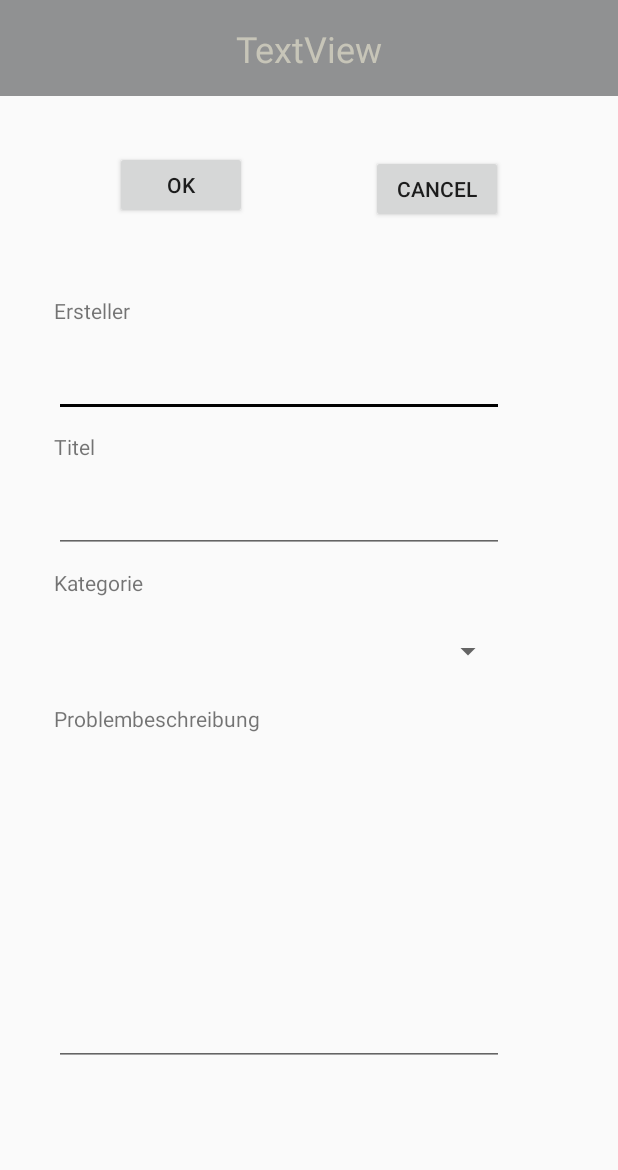
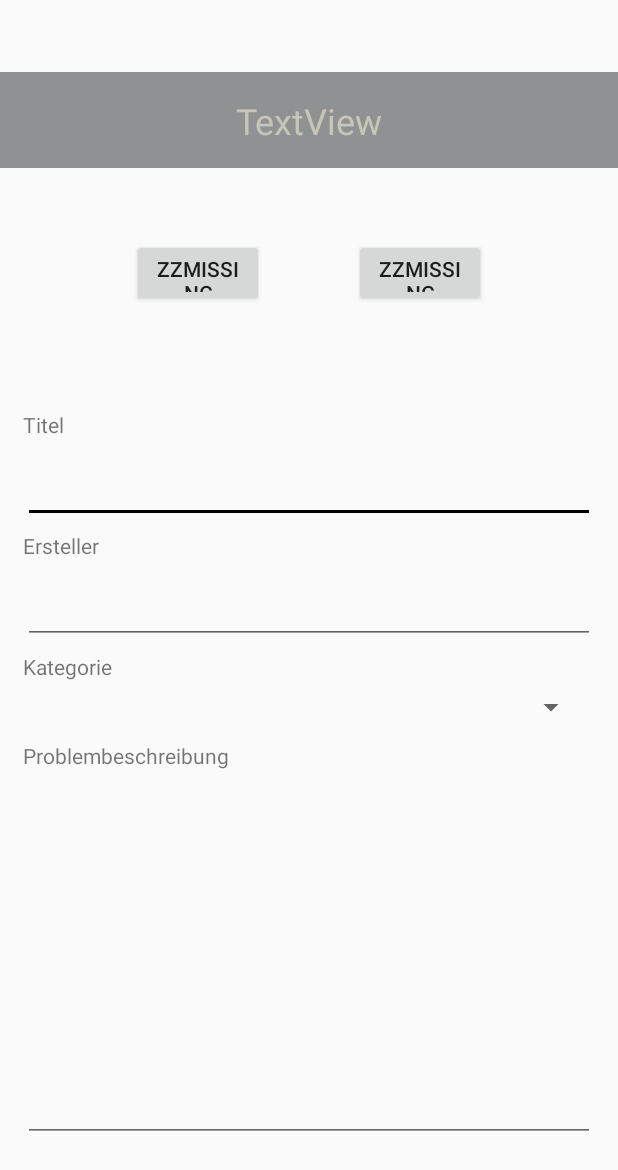
Before and after one commit to rurfy/EMI, an Android app: the layout show_ticket.xml on its own in the app's theme, with its tools: preview values and no code run, on a phone screen of 412 x 824 dp. Shown: the top 1170 px of the screen. Run offline under Robolectric (Android 15) with nearby library versions, the light colour scheme and no system bars.

Commit message:
TWEAK show_ticket Layout angepasst

```diff
--- a/app/src/main/res/layout/show_ticket.xml
+++ b/app/src/main/res/layout/show_ticket.xml
@@ -11,59 +11,55 @@
         layout="@layout/rahmen"
         android:layout_width="0dp"
         android:layout_height="wrap_content"
+        app:layout_constraintBottom_toTopOf="@id/linearLayoutButtons"
         app:layout_constraintEnd_toEndOf="parent"
         app:layout_constraintStart_toStartOf="parent"
         app:layout_constraintTop_toTopOf="parent" />
+
+    <LinearLayout
+        android:id="@+id/linearLayoutButtons"
+        android:layout_width="wrap_content"
+        android:layout_height="wrap_content"
+        android:orientation="horizontal"
+        app:layout_constraintBottom_toTopOf="@+id/scrollView"
+        app:layout_constraintEnd_toEndOf="parent"
+        app:layout_constraintStart_toStartOf="parent"
+        app:layout_constraintTop_toBottomOf="@+id/rahmen">
 
         <Button
             android:id="@+id/buttonErstellen"
             android:layout_width="wrap_content"
             android:layout_height="45dp"
-        android:layout_margin="5dp"
-        android:layout_marginStart="1dp"
-        android:layout_marginTop="5dp"
-        android:layout_marginEnd="1dp"
-        android:layout_marginBottom="5dp"
+            android:layout_marginRight="30dp"
+            android:layout_weight="1"
             android:width="45dp"
             android:height="45dp"
-        android:text="Ok"
-        app:layout_constraintBottom_toTopOf="@+id/scrollView2"
-        app:layout_constraintEnd_toStartOf="@+id/buttonAbbrechen"
-        app:layout_constraintStart_toStartOf="parent"
-        app:layout_constraintTop_toBottomOf="@+id/rahmen" />
+            android:text="@string/bestaetigenButton"
+            app:layout_constraintStart_toStartOf="parent" />
 
         <Button
             android:id="@+id/buttonAbbrechen"
             android:layout_width="wrap_content"
             android:layout_height="45dp"
-        android:layout_margin="5dp"
-        android:layout_marginStart="1dp"
-        android:layout_marginTop="5dp"
-        android:layout_marginEnd="1dp"
-        android:layout_marginBottom="5dp"
+            android:layout_marginLeft="30dp"
+            android:layout_weight="1"
             android:width="45dp"
             android:height="45dp"
-        android:text="Cancel"
-        app:layout_constraintBottom_toTopOf="@+id/scrollView2"
-        app:layout_constraintEnd_toEndOf="parent"
-        app:layout_constraintHorizontal_bias="0.964"
-        app:layout_constraintStart_toEndOf="@+id/buttonErstellen"
-        app:layout_constraintTop_toBottomOf="@+id/rahmen" />
+            android:text="@string/abbruchButton"
+            app:layout_constraintHorizontal_bias="0.964" />
+    </LinearLayout>
 
     <ScrollView
-        android:id="@+id/scrollView2"
-        android:layout_width="400dp"
-        android:layout_height="600dp"
-        android:layout_margin="5dp"
-        android:layout_marginStart="5dp"
-        android:layout_marginTop="5dp"
-        android:layout_marginEnd="5dp"
-        android:layout_marginBottom="5dp"
+        android:id="@+id/scrollView"
+        android:layout_width="0dp"
+        android:layout_height="wrap_content"
+        android:layout_margin="10dp"
+        android:padding="5dp"
         android:visibility="visible"
         app:layout_constraintBottom_toBottomOf="parent"
         app:layout_constraintEnd_toEndOf="parent"
         app:layout_constraintStart_toStartOf="parent"
-        app:layout_constraintTop_toBottomOf="@+id/buttonErstellen">
+        app:layout_constraintTop_toBottomOf="@id/linearLayoutButtons">
 
         <LinearLayout
             android:layout_width="match_parent"
@@ -71,110 +67,82 @@
             android:orientation="vertical">
 
             <TextView
-                android:id="@+id/textViewErsteller"
-                android:layout_width="200dp"
-                android:layout_height="25dp"
-                android:layout_marginLeft="30dp"
-                android:layout_marginTop="10dp"
-                android:layout_marginRight="30dp"
-                tools:layout_editor_absoluteX="43dp"
-                tools:layout_editor_absoluteY="92dp"
-                tools:text="Ersteller" />
+                android:id="@+id/textViewTitel"
+                android:layout_width="match_parent"
+                android:layout_height="0dp"
+                android:layout_marginTop="5dp"
+                android:layout_weight="1"
+                android:text="Titel" />
 
             <android.support.design.widget.TextInputLayout
-                android:id="@+id/TextInputLayout_Ersteller"
-                android:layout_width="300dp"
-                android:layout_height="50dp"
-                android:layout_marginLeft="30dp"
-                android:layout_marginTop="5dp"
-                android:layout_marginRight="30dp"
-                tools:layout_editor_absoluteX="43dp"
-                tools:layout_editor_absoluteY="112dp">
+                android:id="@+id/textInputLayoutTitel"
+                android:layout_width="match_parent"
+                android:layout_height="0dp"
+                android:layout_weight="2">
 
                 <android.support.design.widget.TextInputEditText
-                    android:id="@+id/in_txt_ersteller"
+                    android:id="@+id/textInputEditTextTitel"
                     android:layout_width="match_parent"
-                    android:layout_height="match_parent"
-                    android:inputType="text"
-                    android:minWidth="200dp"
-                    android:selectAllOnFocus="false"
-                    android:singleLine="false"
-                    android:visibility="visible" />
+                    android:layout_height="wrap_content" />
             </android.support.design.widget.TextInputLayout>
 
             <TextView
-                android:id="@+id/textViewTitel"
-                android:layout_width="200dp"
-                android:layout_height="25dp"
-                android:layout_marginLeft="30dp"
-                android:layout_marginTop="10dp"
-                android:layout_marginRight="30dp"
-                tools:layout_editor_absoluteX="43dp"
-                tools:layout_editor_absoluteY="176dp"
-                tools:text="Titel" />
+                android:id="@+id/textViewErsteller"
+                android:layout_width="match_parent"
+                android:layout_height="0dp"
+                android:layout_marginTop="5dp"
+                android:layout_weight="1"
+                android:text="Ersteller" />
 
             <android.support.design.widget.TextInputLayout
-                android:id="@+id/TextInputLayoutTitel"
-                android:layout_width="300dp"
-                android:layout_height="50dp"
-                android:layout_marginLeft="30dp"
-                android:layout_marginTop="5dp"
-                android:layout_marginRight="30dp"
-                tools:layout_editor_absoluteX="43dp"
-                tools:layout_editor_absoluteY="195dp">
+                android:id="@+id/textInputLayoutErsteller"
+                android:layout_width="match_parent"
+                android:layout_height="0dp"
+                android:layout_weight="2">
 
                 <android.support.design.widget.TextInputEditText
+                    android:id="@+id/textInputEditTextErsteller"
                     android:layout_width="match_parent"
-                    android:layout_height="match_parent" />
+                    android:layout_height="wrap_content" />
             </android.support.design.widget.TextInputLayout>
 
             <TextView
-                android:id="@+id/textViewKategorie"
-                android:layout_width="200dp"
-                android:layout_height="25dp"
-                android:layout_marginLeft="30dp"
-                android:layout_marginTop="10dp"
-                android:layout_marginRight="30dp"
-                tools:text="Kategorie" />
+                android:id="@+id/textViewKateorie"
+                android:layout_width="match_parent"
+                android:layout_height="0dp"
+                android:layout_marginTop="5dp"
+                android:layout_weight="1"
+                android:text="Kategorie" />
 
             <Spinner
                 android:id="@+id/spinnerKategorie"
-                android:layout_width="300dp"
-                android:layout_height="50dp"
-                android:layout_marginStart="30dp"
-                android:layout_marginTop="5dp"
-                android:spinnerMode="dropdown" />
+                android:layout_width="match_parent"
+                android:layout_height="0dp"
+                android:layout_margin="5dp"
+                android:layout_weight="2"
+                android:spinnerMode="dropdown"
+                tools:layout_editor_absoluteX="56dp"
+                tools:layout_editor_absoluteY="268dp" />
 
             <TextView
                 android:id="@+id/textViewProblembeschreibung"
-                android:layout_width="200dp"
-                android:layout_height="25dp"
-                android:layout_marginLeft="30dp"
-                android:layout_marginTop="10dp"
-                android:layout_marginRight="30dp"
-                tools:layout_editor_absoluteX="43dp"
-                tools:layout_editor_absoluteY="266dp"
-                tools:text="Problembeschreibung" />
+                android:layout_width="match_parent"
+                android:layout_height="0dp"
+                android:layout_marginTop="5dp"
+                android:layout_weight="1"
+                android:text="Problembeschreibung" />
 
             <android.support.design.widget.TextInputLayout
-                android:id="@+id/TextInputProblembeschreibung"
-                android:layout_width="300dp"
-                android:layout_height="wrap_content"
-                android:layout_marginLeft="30dp"
-                android:layout_marginTop="5dp"
-                android:layout_marginRight="30dp"
-                android:minHeight="200dp"
-                tools:layout_editor_absoluteX="43dp"
-                tools:layout_editor_absoluteY="285dp">
+                android:id="@+id/textInputLayoutProblembeschreibung"
+                android:layout_width="match_parent"
+                android:layout_height="0dp"
+                android:layout_weight="3">
 
                 <android.support.design.widget.TextInputEditText
+                    android:id="@+id/textInputEditTextProblembeschreibung"
                     android:layout_width="match_parent"
-                    android:layout_height="match_parent"
-                    android:inputType="textLongMessage"
-                    android:lines="10"
-                    android:minHeight="200dp"
-                    android:minLines="10" />
-
+                    android:layout_height="wrap_content"
+                    android:lines="10" />
             </android.support.design.widget.TextInputLayout>
 
         </LinearLayout>
```
Lines whose indentation alone changed are shown as unchanged.
